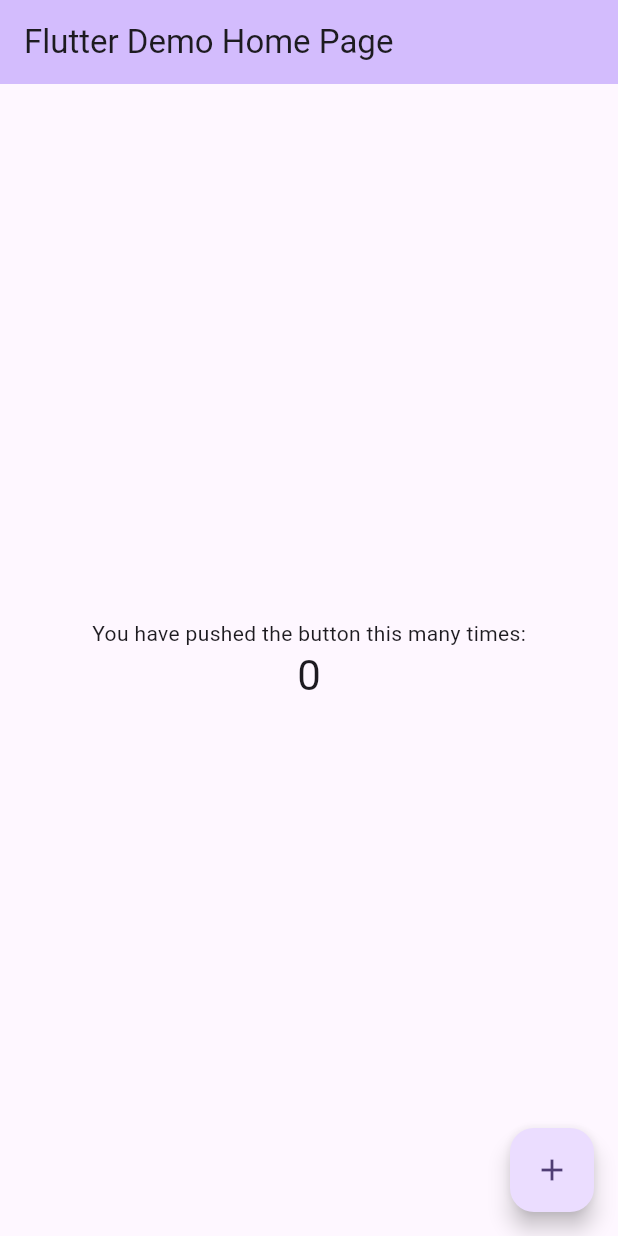
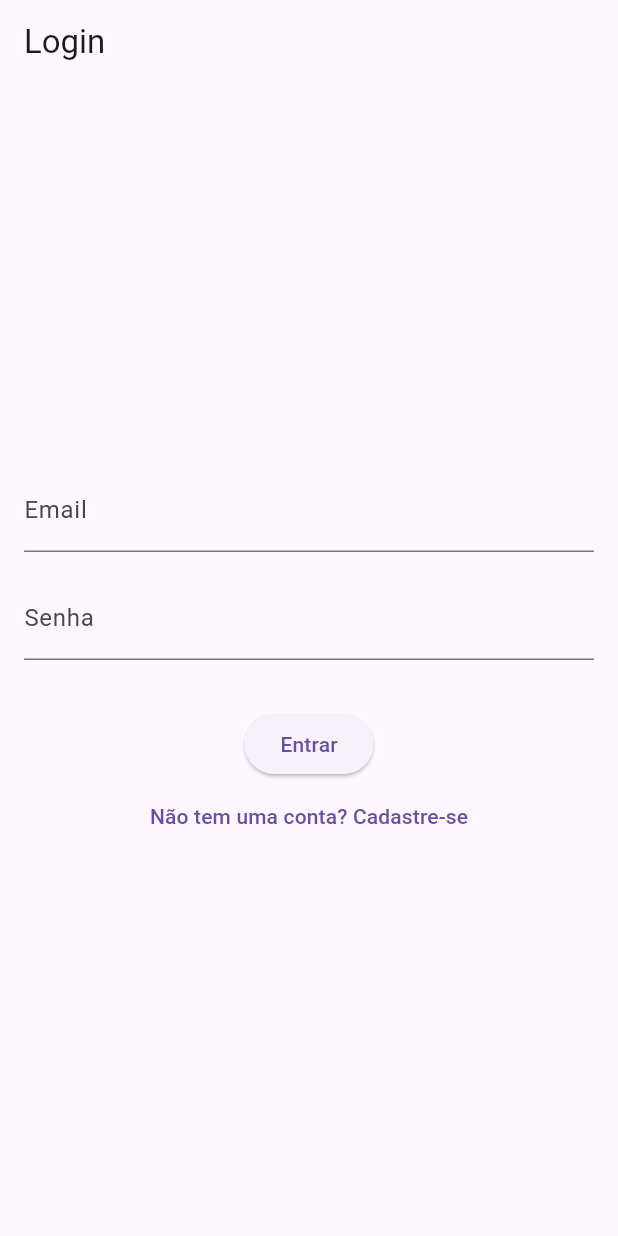
Before and after one commit to GabrielVRV/Controle-Financeiro-App, a Flutter app: the screen it shows after launch, on a phone screen of 412 x 824 dp. Run offline on Flutter 3.47's test engine with Material 3 defaults, Android fonts, the phone set to English and light mode, and no system bars; our stand-ins replace firebase_auth, firebase_core; accounts and stored records are empty; generated files the repository leaves out were written again.

Commit message:
Adicionado lógica de login no app

```diff
--- /dev/null
+++ b/lib/app/app.dart
@@ -0,0 +1,27 @@
+import 'package:flutter/material.dart';
+import 'package:controle_financeiro/features/auth/auth_wrapper.dart';
+
+class App extends StatelessWidget {
+  const App({super.key});
+
+  @override
+  Widget build(BuildContext context) {
+    return MaterialApp(
+      title: 'Controle Financeiro',
+      theme: ThemeData(
+        brightness: Brightness.light,
+        primarySwatch: Colors.blue,
+        useMaterial3: true,
+      ),
+      darkTheme: ThemeData(
+        brightness: Brightness.dark,
+        primarySwatch: Colors.blue,
+        useMaterial3: true,
+      ),
+      themeMode: ThemeMode.system,
+      debugShowCheckedModeBanner: false,
+
+      home: const AuthWrapper(),
+    );
+  }
+}
--- /dev/null
+++ b/lib/features/auth/auth_wrapper.dart
@@ -0,0 +1,35 @@
+import 'package:flutter/material.dart';
+import 'package:firebase_auth/firebase_auth.dart';
+import 'package:controle_financeiro/features/auth/login_or_register_page.dart';
+import 'package:controle_financeiro/features/dashboard/home_page.dart';
+
+class AuthWrapper extends StatelessWidget {
+  const AuthWrapper({super.key});
+
+  @override
+  Widget build(BuildContext context) {
+    // Escuta em tempo real as mudanças no estado de autenticação
+    return StreamBuilder<User?>(
+      stream: FirebaseAuth.instance.authStateChanges(),
+      builder: (context, snapshot) {
+
+        // 1. Se estiver carregando (verificando o token)
+        if (snapshot.connectionState == ConnectionState.waiting) {
+          return const Scaffold(
+            body: Center(
+              child: CircularProgressIndicator(),
+            ),
+          );
+        }
+
+        // 2. Se o usuário ESTÁ logado (snapshot.hasData é true)
+        if (snapshot.hasData) {
+          return const HomePage(); // Mostra a tela principal
+        }
+
+        // 3. Se o usuário NÃO está logado
+        return const LoginOrRegisterPage(); // Mostra o fluxo de login/cadastro
+      },
+    );
+  }
+}
--- /dev/null
+++ b/lib/features/auth/login_or_register_page.dart
@@ -0,0 +1,33 @@
+import 'package:flutter/material.dart';
+import 'package:controle_financeiro/features/auth/login_page.dart';
+import 'package:controle_financeiro/features/auth/register_page.dart';
+
+class LoginOrRegisterPage extends StatefulWidget {
+  const LoginOrRegisterPage({super.key});
+
+  @override
+  State<LoginOrRegisterPage> createState() => _LoginOrRegisterPageState();
+}
+
+class _LoginOrRegisterPageState extends State<LoginOrRegisterPage> {
+  // Inicialmente, mostramos a página de login
+  bool _showLoginPage = true;
+
+  // Método para alternar entre as páginas
+  void togglePages() {
+    setState(() {
+      _showLoginPage = !_showLoginPage;
+    });
+  }
+
+  @override
+  Widget build(BuildContext context) {
+    if (_showLoginPage) {
+      // Passamos a função 'togglePages' para a LoginPage
+      return LoginPage(onTap: togglePages);
+    } else {
+      // Passamos a função 'togglePages' para a RegisterPage
+      return RegisterPage(onTap: togglePages);
+    }
+  }
+}
--- /dev/null
+++ b/lib/features/auth/login_page.dart
@@ -0,0 +1,126 @@
+import 'package:flutter/material.dart';
+// 1. Importe o Firebase Auth
+import 'package:firebase_auth/firebase_auth.dart';
+
+class LoginPage extends StatefulWidget {
+  final void Function()? onTap; // Adicione esta linha
+
+  const LoginPage({super.key, required this.onTap});
+
+  @override
+  State<LoginPage> createState() => _LoginPageState();
+}
+
+class _LoginPageState extends State<LoginPage> {
+  final _emailController = TextEditingController();
+  final _passwordController = TextEditingController();
+  final _formKey = GlobalKey<FormState>();
+
+  // 2. Variáveis para feedback ao usuário
+  bool _isLoading = false;
+  String? _errorMessage;
+
+  Future<void> _login() async {
+    // Valida o formulário
+    if (!_formKey.currentState!.validate()) {
+      return;
+    }
+
+    // 3. Inicia o loading e limpa erros antigos
+    setState(() {
+      _isLoading = true;
+      _errorMessage = null;
+    });
+
+    try {
+      // 4. A Mágica! Tenta fazer login com o Firebase
+      await FirebaseAuth.instance.signInWithEmailAndPassword(
+        email: _emailController.text.trim(), // .trim() remove espaços
+        password: _passwordController.text.trim(),
+      );
+
+      // Se chegar aqui, o login foi um sucesso!
+      // O AuthWrapper (que vamos implementar) cuidará de nos levar para a Home.
+
+    } on FirebaseAuthException catch (e) {
+      // 5. Trata erros comuns de login
+      setState(() {
+        if (e.code == 'user-not-found' || e.code == 'wrong-password' || e.code == 'invalid-credential') {
+          _errorMessage = 'Email ou senha inválidos.';
+        } else {
+          _errorMessage = 'Ocorreu um erro. Tente novamente.';
+        }
+      });
+    } finally {
+      // 6. Para o loading, independente de sucesso ou falha
+      setState(() {
+        _isLoading = false;
+      });
+    }
+  }
+
+  @override
+  Widget build(BuildContext context) {
+    return Scaffold(
+      appBar: AppBar(
+        title: const Text('Login'),
+      ),
+      body: Padding(
+        padding: const EdgeInsets.all(16.0),
+        child: Form(
+          key: _formKey,
+          child: Column(
+            mainAxisAlignment: MainAxisAlignment.center,
+            children: [
+              TextFormField(
+                controller: _emailController,
+                decoration: const InputDecoration(labelText: 'Email'),
+                keyboardType: TextInputType.emailAddress,
+                validator: (value) {
+                  if (value == null || value.isEmpty || !value.contains('@')) {
+                    return 'Por favor, insira um email válido';
+                  }
+                  return null;
+                },
+              ),
+              const SizedBox(height: 16),
+              TextFormField(
+                controller: _passwordController,
+                decoration: const InputDecoration(labelText: 'Senha'),
+                obscureText: true,
+                validator: (value) {
+                  if (value == null || value.isEmpty || value.length < 6) {
+                    return 'A senha deve ter pelo menos 6 caracteres';
+                  }
+                  return null;
+                },
+              ),
+              const SizedBox(height: 16),
+
+              // 7. Mostra a mensagem de erro, se houver
+              if (_errorMessage != null)
+                Text(
+                  _errorMessage!,
+                  style: TextStyle(color: Theme.of(context).colorScheme.error),
+                ),
+              const SizedBox(height: 16),
+
+              // 8. Mostra um loading ou o botão
+              _isLoading
+                  ? const CircularProgressIndicator() // Tela de loading
+                  : ElevatedButton(
+                      onPressed: _login,
+                      child: const Text('Entrar'),
+                    ),
+
+              TextButton(
+                onPressed: widget.onTap,
+                child: const Text('Não tem uma conta? Cadastre-se'),
+              ),
+            ],
+          ),
+        ),
+      ),
+    );
+  }
+}
--- a/lib/main.dart
+++ b/lib/main.dart
@@ -1,122 +1,16 @@
 import 'package:flutter/material.dart';
+import 'package:controle_financeiro/app/app.dart';
 
-void main() {
-  runApp(const MyApp());
+import 'package:firebase_core/firebase_core.dart';
+import 'package:controle_financeiro/firebase_options.dart';
+
+void main() async {
+
+  WidgetsFlutterBinding.ensureInitialized();
+
+  await Firebase.initializeApp(
+    options: DefaultFirebaseOptions.currentPlatform,
+  );
+
+  runApp(const App());
 }
-
-class MyApp extends StatelessWidget {
-  const MyApp({super.key});
-
-  // This widget is the root of your application.
-  @override
-  Widget build(BuildContext context) {
-    return MaterialApp(
-      title: 'Flutter Demo',
-      theme: ThemeData(
-        // This is the theme of your application.
-        //
-        // TRY THIS: Try running your application with "flutter run". You'll see
-        // the application has a purple toolbar. Then, without quitting the app,
-        // try changing the seedColor in the colorScheme below to Colors.green
-        // and then invoke "hot reload" (save your changes or press the "hot
-        // reload" button in a Flutter-supported IDE, or press "r" if you used
-        // the command line to start the app).
-        //
-        // Notice that the counter didn't reset back to zero; the application
-        // state is not lost during the reload. To reset the state, use hot
-        // restart instead.
-        //
-        // This works for code too, not just values: Most code changes can be
-        // tested with just a hot reload.
-        colorScheme: ColorScheme.fromSeed(seedColor: Colors.deepPurple),
-      ),
-      home: const MyHomePage(title: 'Flutter Demo Home Page'),
-    );
-  }
-}
-
-class MyHomePage extends StatefulWidget {
-  const MyHomePage({super.key, required this.title});
-
-  // This widget is the home page of your application. It is stateful, meaning
-  // that it has a State object (defined below) that contains fields that affect
-  // how it looks.
-
-  // This class is the configuration for the state. It holds the values (in this
-  // case the title) provided by the parent (in this case the App widget) and
-  // used by the build method of the State. Fields in a Widget subclass are
-  // always marked "final".
-
-  final String title;
-
-  @override
-  State<MyHomePage> createState() => _MyHomePageState();
-}
-
-class _MyHomePageState extends State<MyHomePage> {
-  int _counter = 0;
-
-  void _incrementCounter() {
-    setState(() {
-      // This call to setState tells the Flutter framework that something has
-      // changed in this State, which causes it to rerun the build method below
-      // so that the display can reflect the updated values. If we changed
-      // _counter without calling setState(), then the build method would not be
-      // called again, and so nothing would appear to happen.
-      _counter++;
-    });
-  }
-
-  @override
-  Widget build(BuildContext context) {
-    // This method is rerun every time setState is called, for instance as done
-    // by the _incrementCounter method above.
-    //
-    // The Flutter framework has been optimized to make rerunning build methods
-    // fast, so that you can just rebuild anything that needs updating rather
-    // than having to individually change instances of widgets.
-    return Scaffold(
-      appBar: AppBar(
-        // TRY THIS: Try changing the color here to a specific color (to
-        // Colors.amber, perhaps?) and trigger a hot reload to see the AppBar
-        // change color while the other colors stay the same.
-        backgroundColor: Theme.of(context).colorScheme.inversePrimary,
-        // Here we take the value from the MyHomePage object that was created by
-        // the App.build method, and use it to set our appbar title.
-        title: Text(widget.title),
-      ),
-      body: Center(
-        // Center is a layout widget. It takes a single child and positions it
-        // in the middle of the parent.
-        child: Column(
-          // Column is also a layout widget. It takes a list of children and
-          // arranges them vertically. By default, it sizes itself to fit its
-          // children horizontally, and tries to be as tall as its parent.
-          //
-          // Column has various properties to control how it sizes itself and
-          // how it positions its children. Here we use mainAxisAlignment to
-          // center the children vertically; the main axis here is the vertical
-          // axis because Columns are vertical (the cross axis would be
-          // horizontal).
-          //
-          // TRY THIS: Invoke "debug painting" (choose the "Toggle Debug Paint"
-          // action in the IDE, or press "p" in the console), to see the
-          // wireframe for each widget.
-          mainAxisAlignment: MainAxisAlignment.center,
-          children: <Widget>[
-            const Text('You have pushed the button this many times:'),
-            Text(
-              '$_counter',
-              style: Theme.of(context).textTheme.headlineMedium,
-            ),
-          ],
-        ),
-      ),
-      floatingActionButton: FloatingActionButton(
-        onPressed: _incrementCounter,
-        tooltip: 'Increment',
-        child: const Icon(Icons.add),
-      ), // This trailing comma makes auto-formatting nicer for build methods.
-    );
-  }
-}
--- a/pubspec.yaml
+++ b/pubspec.yaml
@@ -30,6 +30,9 @@ environment:
 dependencies:
   flutter:
     sdk: flutter
+  firebase_core: ^3.2.0        # Essencial para conectar ao Firebase
+  firebase_auth: ^5.1.2        # Para autenticação (Login/Cadastro)
+  cloud_firestore: ^5.1.0     # Para o banco de dados (Transações)
 
   # The following adds the Cupertino Icons font to your application.
   # Use with the CupertinoIcons class for iOS style icons.
```
Also changed, not shown: lib/features/auth/register_page.dart (added, +138 -0 lines), lib/features/dashboard/home_page.dart (added, +30 -0 lines), firebase.json (added), pubspec.lock, 7 other files.
